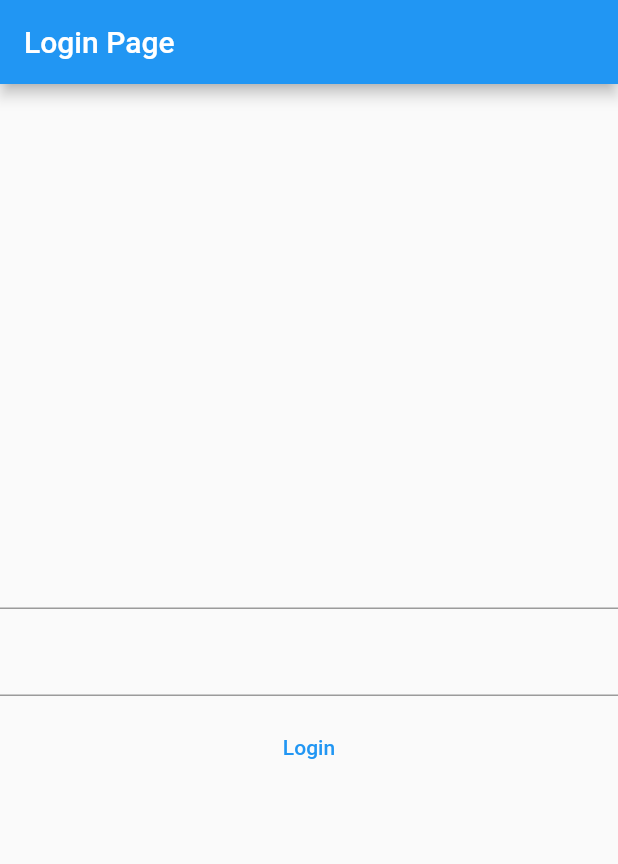
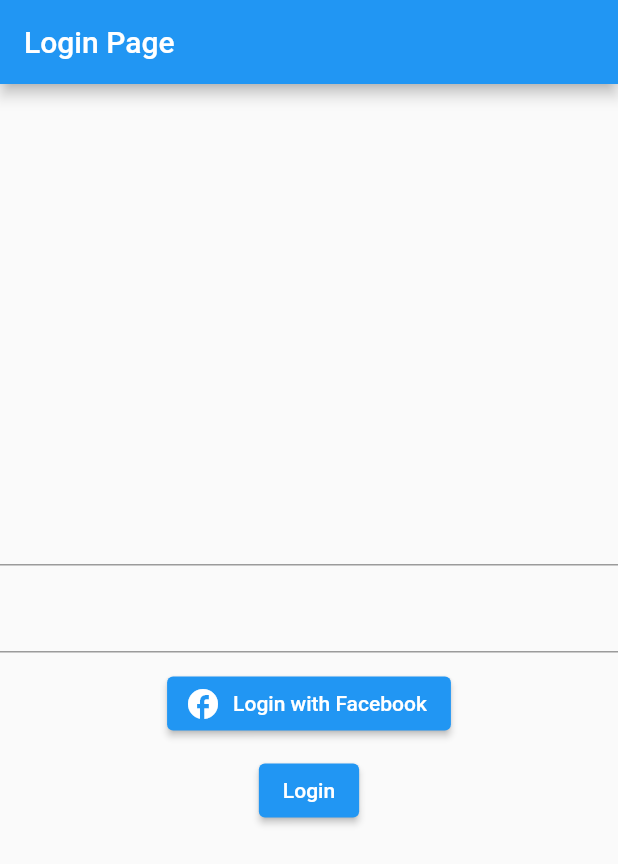
Before and after one commit to RikasMRM/EM_APP, a Flutter app: the screen it shows after launch, on a phone screen of 412 x 824 dp. Shown: the top 864 px of the screen. Run offline on Flutter 3.47's test engine with Material 2 defaults, Android fonts, the light colour scheme and no system bars; our stand-ins replace google_maps_flutter.

Commit message:
facebook integration login

```diff
--- a/em_app/lib/Screens/login.dart
+++ b/em_app/lib/Screens/login.dart
@@ -36,12 +36,28 @@ class _LoginPageState extends State<LoginPage> {
             const SizedBox(
               height: 10,
             ),
-            TextButton(
-                onPressed: () {
-                  Navigator.push(context,
-                      MaterialPageRoute(builder: (context) => HomePage()));
-                },
-                child: Text('Login'))
+            ElevatedButton.icon(
+              onPressed: () {
+                // Handle Facebook login
+              },
+              icon: Icon(Icons.facebook),
+              label: Text('Login with Facebook'),
+              style: ElevatedButton.styleFrom(
+                primary: Colors.blue,
+              ),
+            ),
+            const SizedBox(
+              height: 10,
+            ),
+            ElevatedButton(
+              onPressed: () {
+                Navigator.push(
+                  context,
+                  MaterialPageRoute(builder: (context) => HomePage()),
+                );
+              },
+              child: Text('Login'),
+            ),
           ],
         ),
       ),
```
Also changed, not shown: 3 other files.
